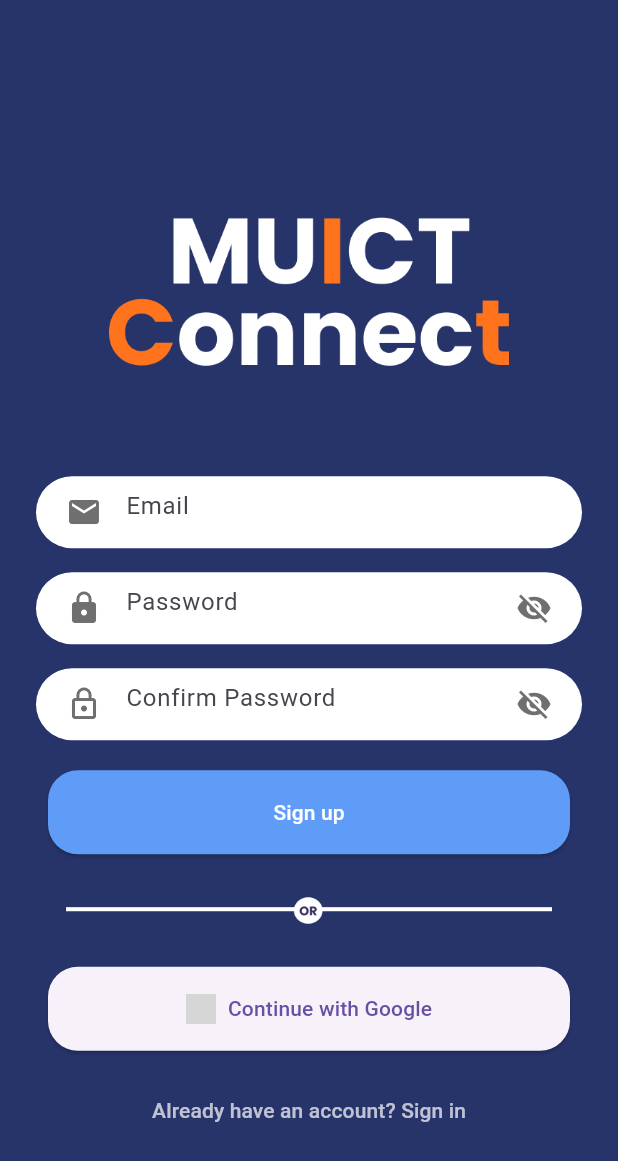
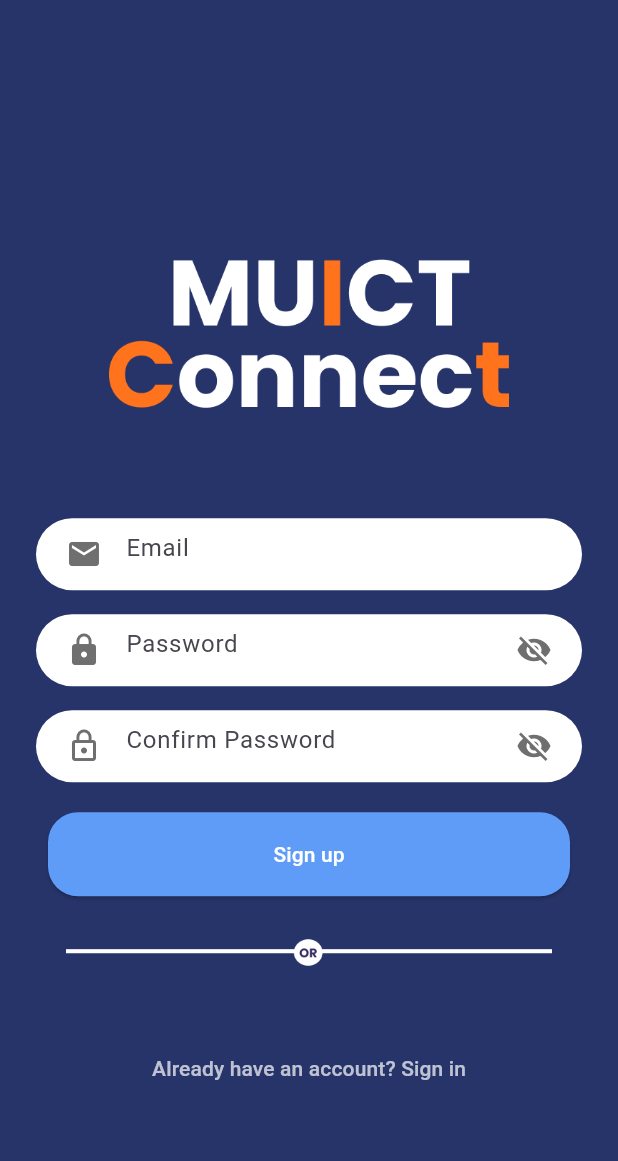
Before and after one commit to ThitiwutBoss03/ITCS424_Project_018_025_079_215, a Flutter app: the RegistrationScreen screen opened directly, on a phone screen of 412 x 824 dp. Shown: the top 1161 px of the screen. Run offline on Flutter 3.47's test engine with Material 3 defaults, Android fonts, the phone set to English and light mode, and no system bars; our stand-ins replace cloud_firestore, firebase_auth, firebase_core, google_sign_in, table_calendar; accounts and stored records are empty; project files that could hold a hidden picture were left out; grey boxes are pictures that could not be loaded.

Commit message:
Best: Register with Email & Password (Worked)
Google Auth (Left)

```diff
--- a/MUICT Connect/lib/register.dart
+++ b/MUICT Connect/lib/register.dart
@@ -1,6 +1,8 @@
 import 'package:flutter/material.dart';
+import 'package:flutter_application_1/dashboard.dart'; // Assuming this is the dashboard/home page
+import 'package:firebase_auth/firebase_auth.dart';
 import 'package:flutter_application_1/login.dart';
-import 'package:google_sign_in/google_sign_in.dart';
+// import 'package:google_sign_in/google_sign_in.dart';
 
 class RegisterApp extends StatelessWidget {
   @override
@@ -25,18 +27,53 @@
   final _emailController = TextEditingController();
   final _passwordController = TextEditingController();
   final _confirmPasswordController = TextEditingController();
-  final GoogleSignIn _googleSignIn = GoogleSignIn();
-
-  // Declare password visibility state here
+  // final GoogleSignIn _googleSignIn = GoogleSignIn();
   bool _passwordVisible = false;
 
-  void _registerWithEmail() {
-    // Insert registration logic
+  void _registerWithEmail() async {
+    if (_passwordController.text == _confirmPasswordController.text) {
+      try {
+        final UserCredential user =
+            await FirebaseAuth.instance.createUserWithEmailAndPassword(
+          email: _emailController.text,
+          password: _passwordController.text,
+        );
+        if (user.user != null) {
+          Navigator.pushReplacement(
+              context, MaterialPageRoute(builder: (context) => LoginApp()));
+        }
+      } on FirebaseAuthException catch (e) {
+        ScaffoldMessenger.of(context).showSnackBar(
+            SnackBar(content: Text(e.message ?? 'Registration failed')));
+      }
+    } else {
+      ScaffoldMessenger.of(context)
+          .showSnackBar(SnackBar(content: Text("Passwords do not match")));
+    }
   }
 
-  Future<void> _registerWithGoogle() async {
-    // Insert Google sign-in logic
-  }
+  // Future<void> _registerWithGoogle() async {
+  //   try {
+  //     final GoogleSignInAccount? googleUser = await _googleSignIn.signIn();
+  //     if (googleUser != null) {
+  //       final GoogleSignInAuthentication googleAuth =
+  //           await googleUser.authentication;
+  //       final AuthCredential credential = GoogleAuthProvider.credential(
+  //         accessToken: googleAuth.accessToken,
+  //         idToken: googleAuth.idToken,
+  //       );
+  //       final UserCredential userCredential =
+  //           await FirebaseAuth.instance.signInWithCredential(credential);
+  //       if (userCredential.user != null) {
+  //         Navigator.pushReplacement(
+  //             context, MaterialPageRoute(builder: (context) => DashboardApp()));
+  //       }
+  //     }
+  //   } catch (e) {
+  //     ScaffoldMessenger.of(context)
+  //         .showSnackBar(SnackBar(content: Text('Google sign-in failed')));
+  //   }
+  // }
 
   @override
   Widget build(BuildContext context) {
@@ -46,25 +83,20 @@
         child: Container(
           padding: EdgeInsets.symmetric(horizontal: 24.0),
           height: MediaQuery.of(context).size.height,
-          color: Color(0xFF27346A), // This sets the background color
+          color: Color(0xFF27346A),
           child: Column(
-            // crossAxisAlignment: CrossAxisAlignment.stretch,
-            // mainAxisAlignment: MainAxisAlignment.center,
             mainAxisSize: MainAxisSize.min,
             mainAxisAlignment: MainAxisAlignment.center,
             children: <Widget>[
               SizedBox(height: 60.0),
               Image.asset('assets/Logo.png', height: 150),
               SizedBox(height: 48.0),
-              // Email input
-              // Email input
               _buildTextInputField(
                 controller: _emailController,
                 hintText: 'Email',
                 icon: Icons.email,
               ),
               SizedBox(height: 16.0),
-              // Password input
               _buildTextInputField(
                 controller: _passwordController,
                 hintText: 'Password',
@@ -72,7 +104,6 @@
                 isPassword: true,
               ),
               SizedBox(height: 16.0),
-              // Confirm Password input
               _buildTextInputField(
                 controller: _confirmPasswordController,
                 hintText: 'Confirm Password',
@@ -80,60 +111,47 @@
                 isPassword: true,
               ),
               SizedBox(height: 20.0),
-              // Sign Up Button
               Container(
-                padding: EdgeInsets.symmetric(
-                    horizontal: 8.0), // Match the padding of the text fields
+                padding: EdgeInsets.symmetric(horizontal: 8.0),
                 child: ElevatedButton(
                   child: Text('Sign up', style: TextStyle(color: Colors.white)),
                   onPressed: _registerWithEmail,
                   style: ElevatedButton.styleFrom(
                     padding: EdgeInsets.symmetric(vertical: 6.0),
-                    backgroundColor:
-                        Color.fromARGB(255, 95, 156, 247), // Button color
+                    backgroundColor: Color.fromARGB(255, 95, 156, 247),
                     shape: RoundedRectangleBorder(
-                      borderRadius: BorderRadius.circular(
-                          20), // Match the border radius of the text fields
+                      borderRadius: BorderRadius.circular(20),
                     ),
-                    minimumSize: Size(double.infinity,
-                        56), // Button minimum size, matches the height of text fields
+                    minimumSize: Size(double.infinity, 56),
                   ),
                 ),
               ),
               Padding(
                 padding: const EdgeInsets.all(20),
-                child: Image.asset(
-                  'assets/Or_Underline.png',
-                  fit: BoxFit.contain,
-                  height: 35, // Adjust the height of the logo as needed
-                ),
+                child: Image.asset('assets/Or_Underline.png', height: 35),
               ),
-              // Google Sign In Button
-              Container(
-                padding: EdgeInsets.symmetric(
-                    horizontal: 8.0), // Match the padding of the text fields
-                child: ElevatedButton.icon(
-                  icon: Image.asset('assets/google_logo.svg', height: 20),
-                  label: Text('Continue with Google'),
-                  onPressed: _registerWithGoogle,
-                  style: ElevatedButton.styleFrom(
-                    padding: EdgeInsets.symmetric(vertical: 6.0),
-                    shape: RoundedRectangleBorder(
-                      borderRadius: BorderRadius.circular(20),
-                    ),
-                    minimumSize: Size(double.infinity,
-                        56), // Button minimum size, matches the height of text fields
-                  ),
-                ),
-              ),
+              // Container(
+              //   padding: EdgeInsets.symmetric(horizontal: 8.0),
+              //   child: ElevatedButton.icon(
+              //     icon: Image.asset('assets/google_logo.svg', height: 20),
+              //     label: Text('Continue with Google'),
+              //     onPressed: _registerWithGoogle,
+              //     style: ElevatedButton.styleFrom(
+              //       padding: EdgeInsets.symmetric(vertical: 6.0),
+              //       shape: RoundedRectangleBorder(
+              //         borderRadius: BorderRadius.circular(20),
+              //       ),
+              //       minimumSize: Size(double.infinity, 56),
+              //     ),
+              //   ),
+              // ),
               SizedBox(height: 16.0),
               TextButton(
                 child: Text('Already have an account? Sign in',
                     style: TextStyle(color: Colors.white70)),
                 onPressed: () {
-                  Navigator.of(context).push(
-                    MaterialPageRoute(builder: (context) => LoginApp()),
-                  );
+                  Navigator.push(context,
+                      MaterialPageRoute(builder: (context) => LoginApp()));
                 },
               ),
             ],
@@ -149,9 +167,6 @@
     required IconData icon,
     bool isPassword = false,
   }) {
-    // State for password visibility
-    bool _passwordVisible = false;
-
     return Container(
       padding: EdgeInsets.symmetric(horizontal: 8.0),
       decoration: BoxDecoration(
@@ -160,12 +175,10 @@
       ),
       child: TextFormField(
         controller: controller,
-        obscureText: isPassword &&
-            !_passwordVisible, // Toggles based on the isPassword and _passwordVisible state
+        obscureText: isPassword && !_passwordVisible,
         decoration: InputDecoration(
           hintText: hintText,
           prefixIcon: Icon(icon, color: Color(0xFF6F6F6F)),
-          // Add the suffix icon if this is a password field
           suffixIcon: isPassword
               ? IconButton(
                   icon: Icon(
@@ -173,13 +186,12 @@
                     color: Color(0xFF6F6F6F),
                   ),
                   onPressed: () {
-                    // Update the state upon pressing the icon
                     setState(() {
                       _passwordVisible = !_passwordVisible;
                     });
                   },
                 )
-              : null, // No icon if not a password
+              : null,
           border: InputBorder.none,
         ),
         keyboardType:
```
Also changed, not shown: MUICT Connect/lib/login.dart (+16 -30 lines).
